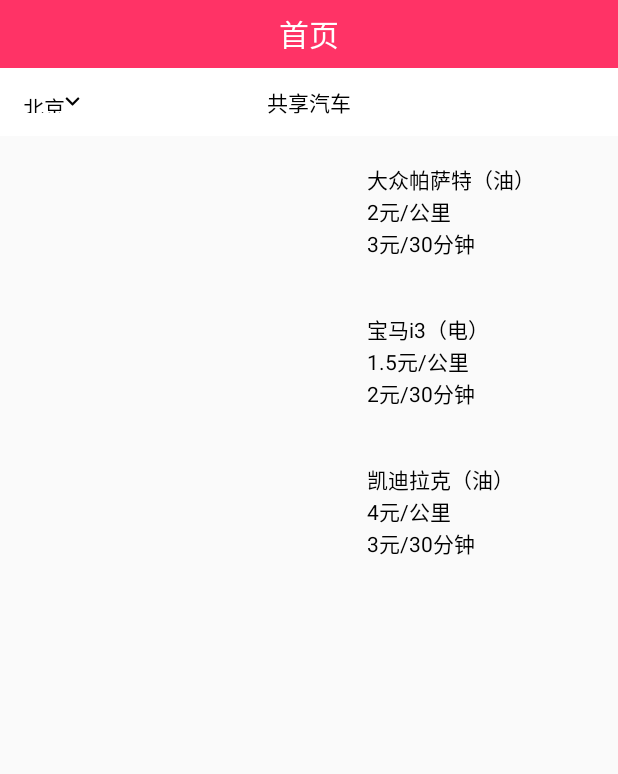
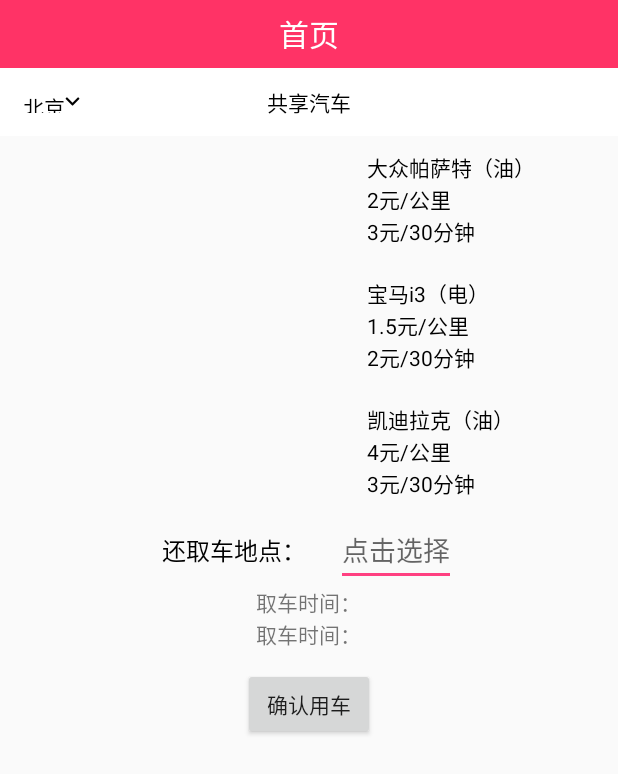
Before and after one commit to zuofoshou/CarSharing, an Android app: the layout main_first_page.xml on its own in the app's theme, with its tools: preview values and no code run, on a phone screen of 412 x 824 dp. Shown: the top 774 px of the screen. Run offline under Robolectric (Android 15) with nearby library versions, the phone set to English and light mode, and no system bars; plain views replace SimpleDraweeView.

Commit message:
首页布局

```diff
--- /dev/null
+++ b/app/src/main/java/com/example/admin/carsharing/ui/firstpage/CarsList.java
@@ -0,0 +1,11 @@
+package com.example.admin.carsharing.ui.firstpage;
+
+/**
+ * Class Name:车辆列表
+ * Created by zlt .
+ * 简介：
+ * Data： 2018/2/4.
+ */
+
+public class CarsList {
+}
--- a/app/src/main/res/layout/main_first_page.xml
+++ b/app/src/main/res/layout/main_first_page.xml
@@ -51,10 +51,10 @@
         android:gravity="center"
         android:orientation="horizontal">
 
-        <com.facebook.drawee.view.SimpleDraweeView  xmlns:fresco="http://schemas.android.com/apk/res-auto"
+        <com.facebook.drawee.view.SimpleDraweeView xmlns:fresco="http://schemas.android.com/apk/res-auto"
             android:id="@+id/iv_car1"
             android:layout_width="0dp"
-            android:layout_height="80dp"
+            android:layout_height="60dp"
             android:layout_weight="3"
             fresco:actualImageScaleType="fitXY"
             fresco:failureImage="@mipmap/ic_launcher"
@@ -100,14 +100,14 @@
 
         <com.facebook.drawee.view.SimpleDraweeView xmlns:fresco="http://schemas.android.com/apk/res-auto"
             android:id="@+id/iv_car2"
+            android:layout_width="0dp"
+            android:layout_height="60dp"
+            android:layout_weight="3"
             fresco:actualImageScaleType="fitXY"
             fresco:failureImage="@mipmap/ic_launcher"
             fresco:failureImageScaleType="fitXY"
             fresco:placeholderImage="@mipmap/ic_launcher"
-            fresco:placeholderImageScaleType="fitXY"
-            android:layout_width="0dp"
-            android:layout_height="80dp"
-            android:layout_weight="3" />
+            fresco:placeholderImageScaleType="fitXY" />
 
         <LinearLayout
             android:layout_width="0dp"
@@ -148,7 +148,7 @@
         <com.facebook.drawee.view.SimpleDraweeView xmlns:fresco="http://schemas.android.com/apk/res-auto"
             android:id="@+id/iv_car3"
             android:layout_width="0dp"
-            android:layout_height="80dp"
+            android:layout_height="60dp"
             android:layout_weight="3"
             fresco:actualImageScaleType="fitXY"
             fresco:failureImage="@mipmap/ic_launcher"
@@ -185,4 +185,60 @@
         </LinearLayout>
     </LinearLayout>
 
+    <LinearLayout
+        android:layout_width="match_parent"
+        android:layout_height="wrap_content"
+        android:orientation="vertical">
+
+        <LinearLayout
+            android:layout_width="match_parent"
+            android:layout_height="wrap_content"
+            android:gravity="center_horizontal">
+
+            <TextView
+                android:id="@+id/tv_homep_place"
+                android:layout_width="wrap_content"
+                android:layout_height="wrap_content"
+                android:text="还取车地点："
+                android:textSize="16sp"
+                android:textColor="@color/black"/>
+
+            <EditText
+                android:layout_width="80dp"
+                android:layout_height="wrap_content"
+                android:layout_toRightOf="@+id/tv_homep_place"
+                android:hint="点击选择"
+                android:layout_marginLeft="20dp"/>
+        </LinearLayout>
+
+        <LinearLayout
+            android:layout_width="match_parent"
+            android:layout_height="wrap_content"
+            android:gravity="center_horizontal">
+
+            <TextView
+                android:layout_width="wrap_content"
+                android:layout_height="wrap_content"
+                android:text="取车时间："/>
+        </LinearLayout>
+
+        <LinearLayout
+            android:layout_width="match_parent"
+            android:layout_height="wrap_content"
+            android:gravity="center_horizontal">
+
+            <TextView
+                android:layout_width="wrap_content"
+                android:layout_height="wrap_content"
+                android:text="取车时间："/>
+        </LinearLayout>
+
+        <Button
+            android:layout_width="wrap_content"
+            android:layout_height="wrap_content"
+            android:text="确认用车"
+            android:layout_marginTop="12dp"
+            android:layout_gravity="center_horizontal"/>
+    </LinearLayout>
+
 </LinearLayout>
```
